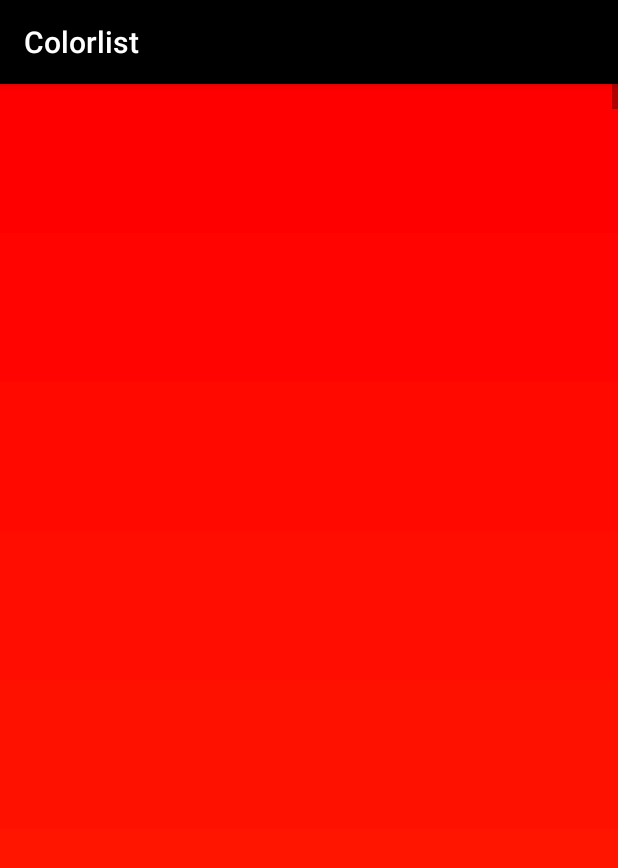
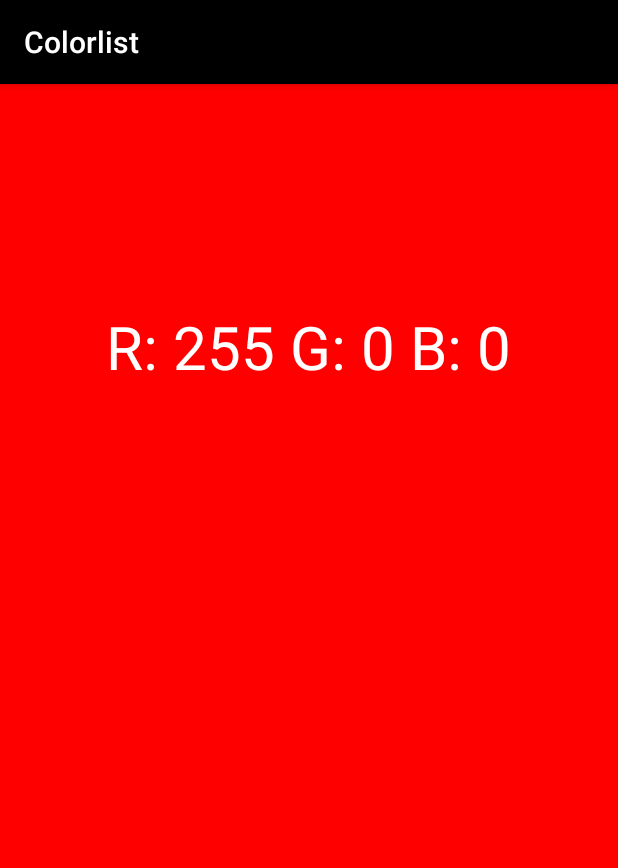
Before and after one commit to nikimakarov/Colorlist, an Android app: the screen it shows after launch (MainActivity before the commit, SecondActivity after it), after a tap on an icon or button, on a phone screen of 412 x 824 dp. Shown: the top 868 px of the screen. Run offline under Robolectric (Android 15) with nearby library versions, the light colour scheme and no system bars.

Commit message:
Colorlist. Version 1.0 (SecondActivity with RGB) Added SecondActivity with activity_second.(A new intent created. Connection between two Activities, where MainActvity transfers "id" and SecondActivity gets it. Makes color value to show RGB info and set the background of this color.) Added SecondActivity into AndroidManifest. Changed MainActivity in the ClickListener, which sends the user to the SecondActivity, not only gives the message as it was in previous versions.

```diff
--- a/app/src/main/AndroidManifest.xml
+++ b/app/src/main/AndroidManifest.xml
@@ -3,8 +3,8 @@
     package="ru.surf.nikita_makarov">
 
     <application
+        android:allowBackup="true"
         android:fullBackupContent="true"
-        android:allowBackup="true"
         android:icon="@mipmap/ic_launcher"
         android:label="@string/app_name"
         android:supportsRtl="true"
@@ -16,6 +16,7 @@
                 <category android:name="android.intent.category.LAUNCHER" />
             </intent-filter>
         </activity>
+        <activity android:name=".SecondActivity"></activity>
     </application>
 
 </manifest>
--- a/app/src/main/java/ru/surf/nikita_makarov/MainActivity.java
+++ b/app/src/main/java/ru/surf/nikita_makarov/MainActivity.java
@@ -1,10 +1,13 @@
 package ru.surf.nikita_makarov;
 
+import android.content.Context;
+import android.content.Intent;
 import android.support.v7.app.AppCompatActivity;
 import android.os.Bundle;
 import android.view.View;
 import android.widget.AdapterView;
 import android.widget.ArrayAdapter;
+import android.widget.EditText;
 import android.widget.ListView;
 import android.widget.Toast;
 
@@ -14,6 +17,7 @@ public class MainActivity extends AppCompatActivity {
 
     // элементы списка которые будут в него внесены
     ArrayList<String> colors = new ArrayList<String>();
+    static String N = "id";
     @Override
     protected void onCreate(Bundle savedInstanceState) {
         super.onCreate(savedInstanceState);
@@ -32,13 +36,14 @@ public class MainActivity extends AppCompatActivity {
         // устанавливаем адаптер списку
         list.setAdapter(adapter);
 
-        // пробный клик для каждого элемента списка
+        //клик для каждого элемента списка
         list.setOnItemClickListener(new AdapterView.OnItemClickListener()
         {
             public void onItemClick(AdapterView<?> parent, View view, int position, long id)
             {
-                Toast.makeText(getApplicationContext(), "itemClick: position = " +
-                                position + ", id = " + id, Toast.LENGTH_SHORT).show();
+                Intent intent = new Intent(MainActivity.this, SecondActivity.class);
+                intent.putExtra("position",position);
+                startActivity(intent);
             }
         });
     }
--- /dev/null
+++ b/app/src/main/java/ru/surf/nikita_makarov/SecondActivity.java
@@ -0,0 +1,31 @@
+package ru.surf.nikita_makarov;
+
+import android.content.Intent;
+import android.graphics.Color;
+import android.support.v7.app.AppCompatActivity;
+import android.os.Bundle;
+import android.view.View;
+import android.widget.RelativeLayout;
+import android.widget.TextView;
+
+public class SecondActivity extends AppCompatActivity
+{
+    TextView textview;
+    RelativeLayout relative;
+
+    @Override
+    protected void onCreate(Bundle savedInstanceState)
+    {
+        super.onCreate(savedInstanceState);
+        setContentView(R.layout.activity_second);
+
+        textview = (TextView) findViewById(R.id.textview);
+        relative = (RelativeLayout) findViewById(R.id.relative);
+
+        Bundle extras = getIntent().getExtras();
+        int uni = extras.getInt("position");
+        int color  = Color.HSVToColor(new float[]{uni,1f,1f});
+        textview.setText("R: " + Color.red(color) + " G: " + Color.green(color) + " B: " + Color.blue(color));
+        relative.setBackgroundColor(color);
+    }
+}
--- /dev/null
+++ b/app/src/main/res/layout/activity_second.xml
@@ -0,0 +1,21 @@
+<?xml version="1.0" encoding="utf-8"?>
+<RelativeLayout xmlns:android="http://schemas.android.com/apk/res/android"
+    xmlns:tools="http://schemas.android.com/tools"
+    android:id="@+id/relative"
+    android:layout_width="match_parent"
+    android:layout_height="match_parent"
+    tools:context="ru.surf.nikita_makarov.SecondActivity">
+
+    <TextView
+        android:id="@+id/textview"
+        android:layout_width="wrap_content"
+        android:layout_height="wrap_content"
+        android:textAppearance="?android:attr/textAppearanceMedium"
+        android:textSize="40sp"
+        android:textColor="#FFFFFF"
+        android:background="@android:color/transparent"
+        android:layout_alignParentTop="true"
+        android:layout_centerHorizontal="true"
+        android:layout_marginTop="148dp"
+        />
+</RelativeLayout>
```
